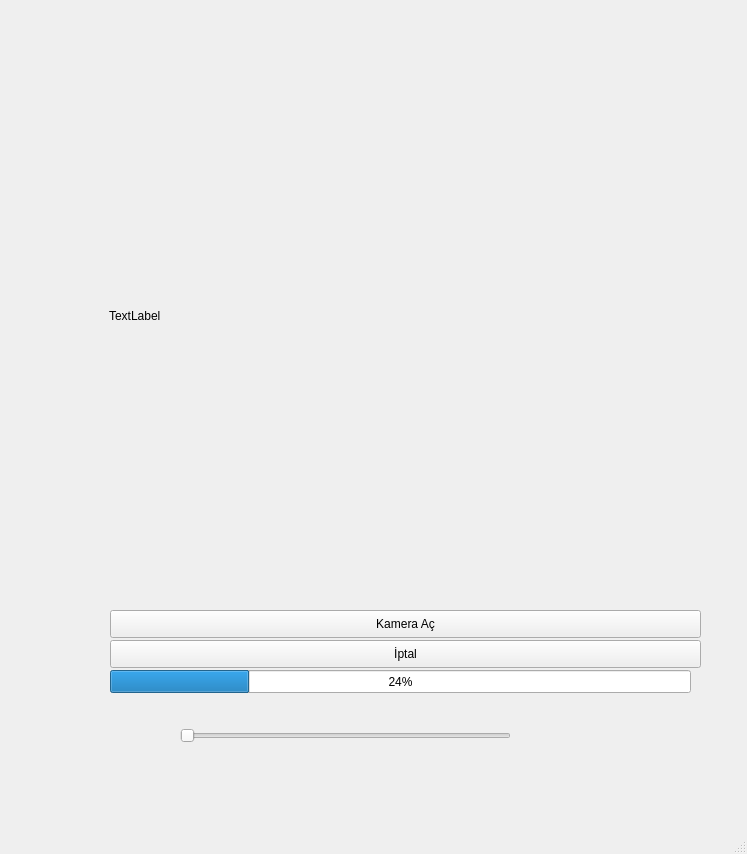
Qt form SEMA/Kamera.ui (vektorelpython24proje/MasaustuProje) before a commit.
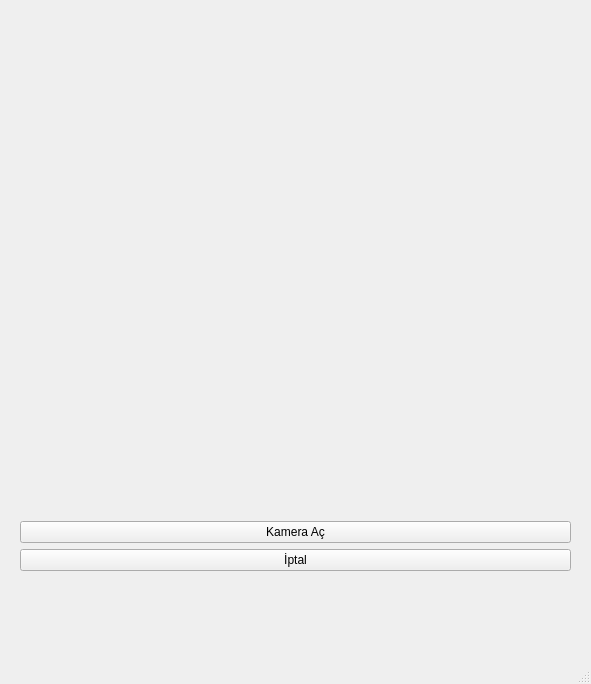
The same form after that commit.

```diff
--- a/SEMA/Kamera.ui
+++ b/SEMA/Kamera.ui
@@ -6,8 +6,8 @@
    <rect>
     <x>0</x>
     <y>0</y>
-    <width>747</width>
-    <height>854</height>
+    <width>591</width>
+    <height>684</height>
    </rect>
   </property>
   <property name="windowTitle">
@@ -17,74 +17,36 @@
    <widget class="QWidget" name="gridLayoutWidget">
     <property name="geometry">
      <rect>
-      <x>109</x>
-      <y>20</y>
-      <width>591</width>
-      <height>591</height>
+      <x>20</x>
+      <y>10</y>
+      <width>551</width>
+      <height>561</height>
      </rect>
     </property>
     <layout class="QGridLayout" name="gridLayout">
+     <item row="2" column="0">
+      <widget class="QPushButton" name="btKapat">
+       <property name="text">
+        <string>İptal</string>
+       </property>
+      </widget>
+     </item>
      <item row="0" column="0">
       <widget class="QLabel" name="lblCam">
        <property name="text">
-        <string>TextLabel</string>
+        <string/>
+       </property>
+      </widget>
+     </item>
+     <item row="1" column="0">
+      <widget class="QPushButton" name="btAc">
+       <property name="text">
+        <string>Kamera Aç</string>
        </property>
       </widget>
      </item>
     </layout>
    </widget>
-   <widget class="QPushButton" name="btAc">
-    <property name="geometry">
-     <rect>
-      <x>110</x>
-      <y>610</y>
-      <width>591</width>
-      <height>28</height>
-     </rect>
-    </property>
-    <property name="text">
-     <string>Kamera Aç</string>
-    </property>
-   </widget>
-   <widget class="QPushButton" name="btKapat">
-    <property name="geometry">
-     <rect>
-      <x>110</x>
-      <y>640</y>
-      <width>591</width>
-      <height>28</height>
-     </rect>
-    </property>
-    <property name="text">
-     <string>İptal</string>
-    </property>
-   </widget>
-   <widget class="QProgressBar" name="pB">
-    <property name="geometry">
-     <rect>
-      <x>110</x>
-      <y>670</y>
-      <width>581</width>
-      <height>23</height>
-     </rect>
-    </property>
-    <property name="value">
-     <number>24</number>
-    </property>
-   </widget>
-   <widget class="QSlider" name="Slider">
-    <property name="geometry">
-     <rect>
-      <x>180</x>
-      <y>700</y>
-      <width>331</width>
-      <height>71</height>
-     </rect>
-    </property>
-    <property name="orientation">
-     <enum>Qt::Horizontal</enum>
-    </property>
-   </widget>
   </widget>
   <widget class="QMenuBar" name="menubar">
    <property name="geometry">
```
Left out of the diff: 6 changed lines with no effect on the pictures.
